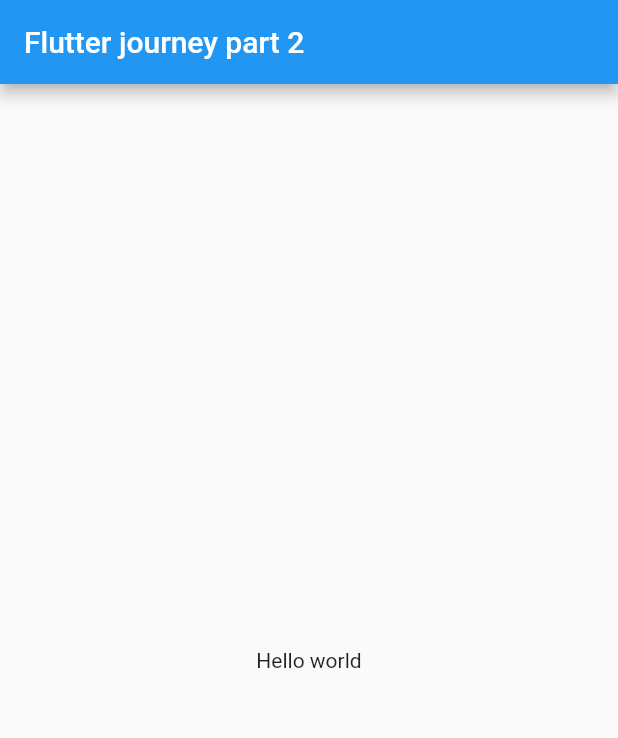
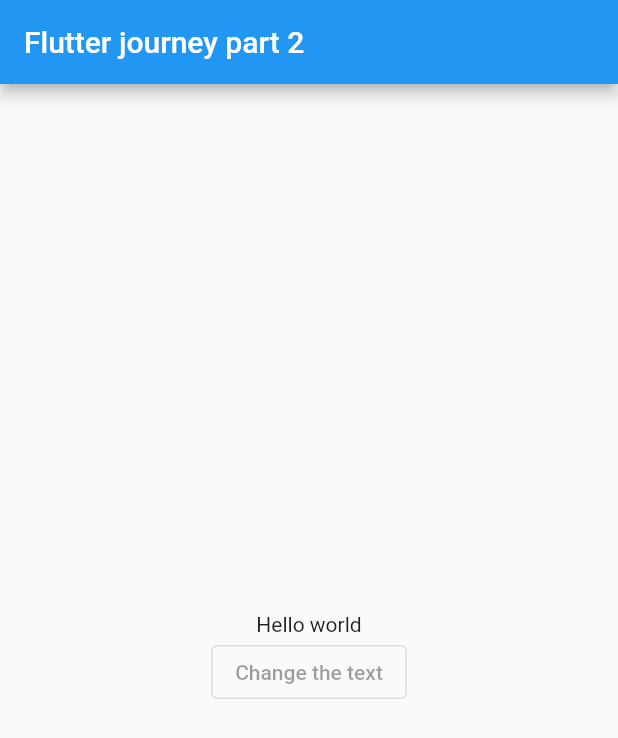
Before and after one commit to songhee24/flutter_begin, a Flutter app: the screen it shows after launch, on a phone screen of 412 x 824 dp. Shown: the top 738 px of the screen. Run offline on Flutter 3.47's test engine with Material 2 defaults, Android fonts, the phone set to English and light mode, and no system bars; Roboto replaces fonts that are missing (Apple SD Gothic Neo).

Commit message:
added the button

```diff
--- a/lib/main.dart
+++ b/lib/main.dart
@@ -34,8 +34,18 @@ class _AppState extends State<App> {
             ),
           ),
         ),
-        body: const Center(
-          child: Text('Hello world'),
+        body: Center(
+          child: Column(
+            mainAxisAlignment: MainAxisAlignment.center,
+            crossAxisAlignment: CrossAxisAlignment.center,
+            children: const <Widget>[
+              Text('Hello world'),
+              OutlinedButton(
+                onPressed: null,
+                child: Text('Change the text'),
+              )
+            ],
+          ),
         ),
       ),
     );
```
